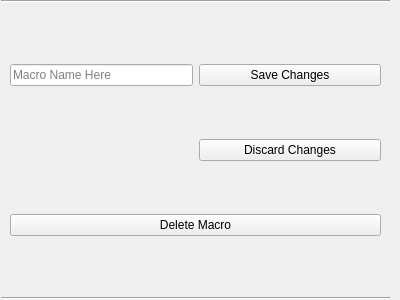
The window that ui/MacroItem.ui (nickpnevmati/MacroRecorderPython) describes before a commit, drawn with Qt 5.
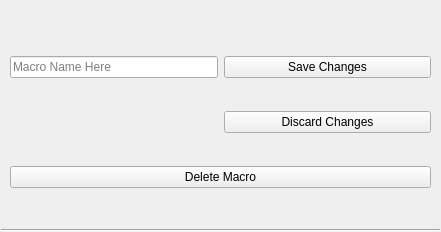
The same window after the commit.

What changed in the file:
```diff
--- a/ui/MacroItem.ui
+++ b/ui/MacroItem.ui
@@ -6,8 +6,8 @@
    <rect>
     <x>0</x>
     <y>0</y>
-    <width>400</width>
-    <height>300</height>
+    <width>441</width>
+    <height>232</height>
    </rect>
   </property>
   <property name="sizePolicy">
@@ -33,10 +33,10 @@
     <number>1</number>
    </property>
    <property name="topMargin">
-    <number>0</number>
+    <number>20</number>
    </property>
    <property name="rightMargin">
-    <number>10</number>
+    <number>1</number>
    </property>
    <property name="bottomMargin">
     <number>0</number>
@@ -44,21 +44,14 @@
    <property name="spacing">
     <number>5</number>
    </property>
-   <item row="0" column="0">
-    <widget class="Line" name="line_3">
-     <property name="orientation">
-      <enum>Qt::Horizontal</enum>
-     </property>
-    </widget>
-   </item>
-   <item row="2" column="0">
-    <widget class="Line" name="line">
-     <property name="orientation">
-      <enum>Qt::Horizontal</enum>
-     </property>
-    </widget>
-   </item>
    <item row="1" column="0">
+    <widget class="Line" name="line">
+     <property name="orientation">
+      <enum>Qt::Horizontal</enum>
+     </property>
+    </widget>
+   </item>
+   <item row="0" column="0">
     <widget class="QWidget" name="widget" native="true">
      <layout class="QGridLayout" name="gridLayout_2">
       <item row="1" column="0">
```
